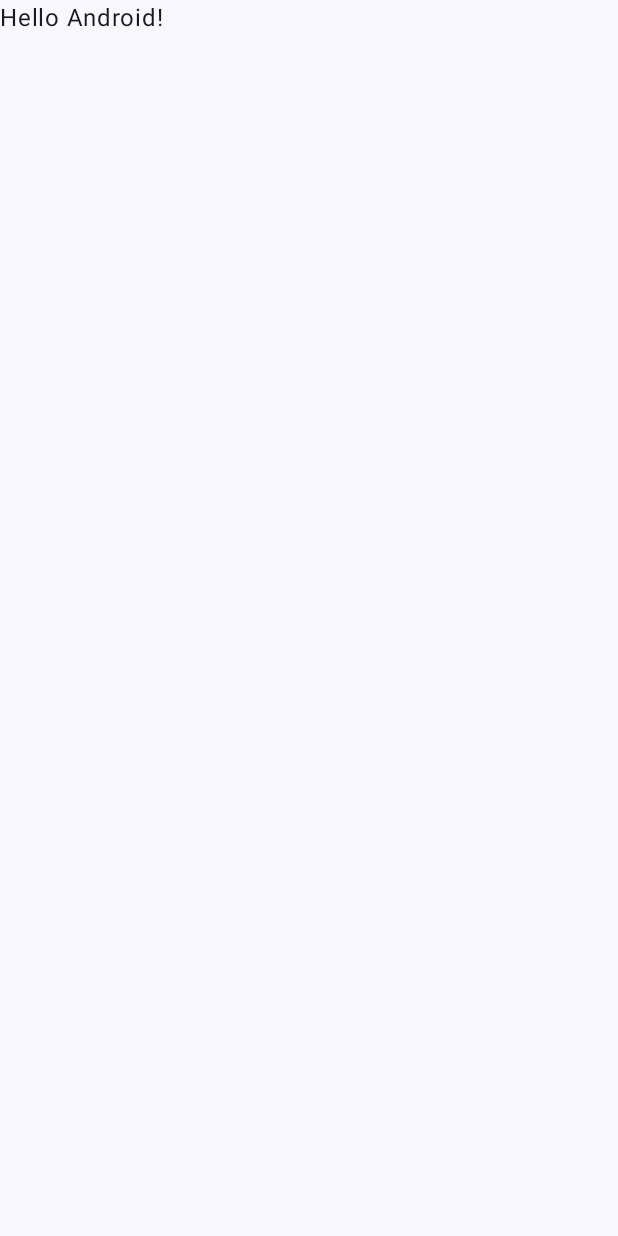
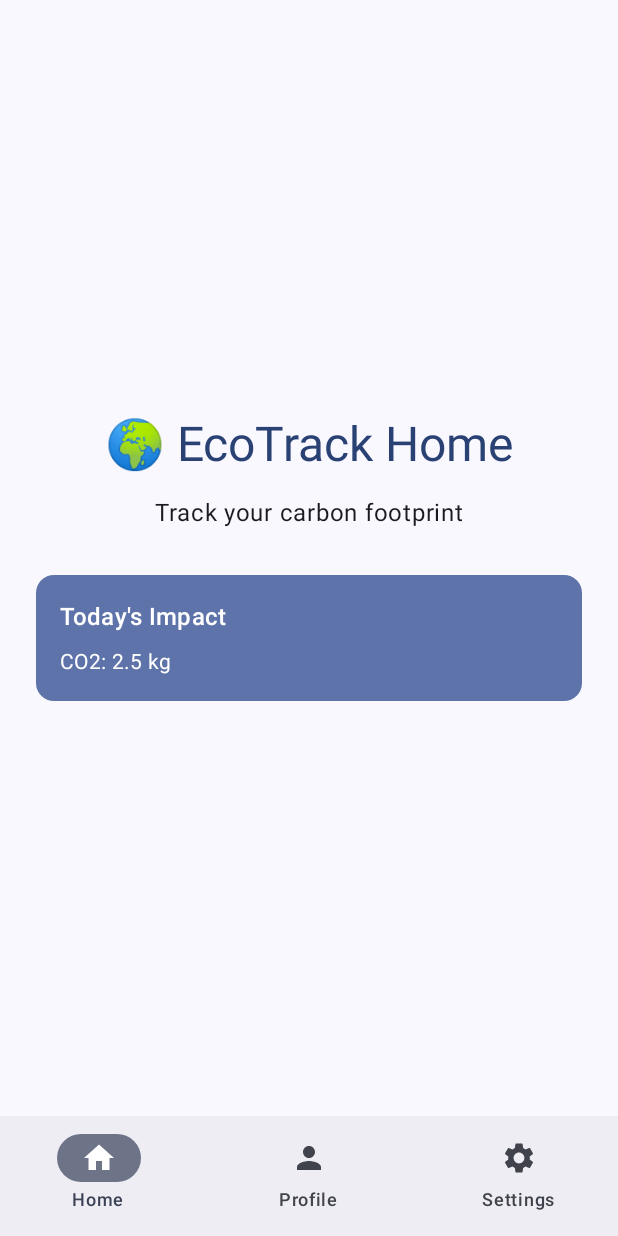
Before and after one commit to Legioner5678/EcoTrack, an Android app built with Jetpack Compose: the screen it shows after launch (MainActivity), on a phone screen of 412 x 824 dp. Before the commit the screen is almost empty. Run offline under Robolectric (Android 15) with nearby library versions, the phone set to English and light mode, and no system bars.

Commit message:
feat: implement navigation with bottom bar

```diff
--- /dev/null
+++ b/app/src/main/java/com/example/ecotrack/BottomNavBar.kt
@@ -0,0 +1,49 @@
+package com.example.ecotrack
+
+import androidx.compose.material.icons.Icons
+import androidx.compose.material.icons.filled.Home
+import androidx.compose.material.icons.filled.Person
+import androidx.compose.material.icons.filled.Settings
+import androidx.compose.material3.*
+import androidx.compose.runtime.Composable
+import androidx.compose.runtime.getValue
+import androidx.compose.ui.graphics.vector.ImageVector
+import androidx.navigation.NavController
+import androidx.navigation.compose.currentBackStackEntryAsState
+
+data class BottomNavItem(
+    val route: String,
+    val icon: ImageVector,
+    val label: String
+)
+
+@Composable
+fun BottomNavigationBar(navController: NavController) {
+    val items = listOf(
+        BottomNavItem(Screen.Home.route, Icons.Default.Home, "Home"),
+        BottomNavItem(Screen.Profile.route, Icons.Default.Person, "Profile"),
+        BottomNavItem(Screen.Settings.route, Icons.Default.Settings, "Settings")
+    )
+
+    NavigationBar {
+        val navBackStackEntry by navController.currentBackStackEntryAsState()
+        val currentRoute = navBackStackEntry?.destination?.route
+
+        items.forEach { item ->
+            NavigationBarItem(
+                icon = { Icon(item.icon, contentDescription = item.label) },
+                label = { Text(item.label) },
+                selected = currentRoute == item.route,
+                onClick = {
+                    navController.navigate(item.route) {
+                        popUpTo(navController.graph.startDestinationId) {
+                            saveState = true
+                        }
+                        launchSingleTop = true
+                        restoreState = true
+                    }
+                }
+            )
+        }
+    }
+}
--- a/app/src/main/java/com/example/ecotrack/MainActivity.kt
+++ b/app/src/main/java/com/example/ecotrack/MainActivity.kt
@@ -4,13 +4,10 @@ import android.os.Bundle
 import androidx.activity.ComponentActivity
 import androidx.activity.compose.setContent
 import androidx.activity.enableEdgeToEdge
-import androidx.compose.foundation.layout.fillMaxSize
 import androidx.compose.foundation.layout.padding
 import androidx.compose.material3.Scaffold
-import androidx.compose.material3.Text
-import androidx.compose.runtime.Composable
 import androidx.compose.ui.Modifier
-import androidx.compose.ui.tooling.preview.Preview
+import androidx.navigation.compose.rememberNavController
 import com.example.ecotrack.ui.theme.EcoTrackTheme
 
 class MainActivity : ComponentActivity() {
@@ -19,9 +16,15 @@ class MainActivity : ComponentActivity() {
         enableEdgeToEdge()
         setContent {
             EcoTrackTheme {
-                Scaffold(modifier = Modifier.fillMaxSize()) { innerPadding ->
-                    Greeting(
-                        name = "Android",
+                val navController = rememberNavController()
+
+                Scaffold(
+                    bottomBar = {
+                        BottomNavigationBar(navController = navController)
+                    }
+                ) { innerPadding ->
+                    NavigationGraph(
+                        navController = navController,
                         modifier = Modifier.padding(innerPadding)
                     )
                 }
@@ -29,19 +32,3 @@ class MainActivity : ComponentActivity() {
         }
     }
 }
-
-@Composable
-fun Greeting(name: String, modifier: Modifier = Modifier) {
-    Text(
-        text = "Hello $name!",
-        modifier = modifier
-    )
-}
-
-@Preview(showBackground = true)
-@Composable
-fun GreetingPreview() {
-    EcoTrackTheme {
-        Greeting("Android")
-    }
-}
--- /dev/null
+++ b/app/src/main/java/com/example/ecotrack/Navigation.kt
@@ -0,0 +1,35 @@
+package com.example.ecotrack
+
+import androidx.compose.runtime.Composable
+import androidx.compose.ui.Modifier
+import androidx.navigation.NavHostController
+import androidx.navigation.compose.NavHost
+import androidx.navigation.compose.composable
+import screens.HomeScreen
+import screens.ProfileScreen
+import screens.SettingsScreen
+
+sealed class Screen(val route: String) {
+    data object Home : Screen("home")
+    data object Profile : Screen("profile")
+    data object Settings : Screen("settings")
+}
+
+@Composable
+fun NavigationGraph(navController: NavHostController, modifier: Modifier = Modifier) {
+    NavHost(
+        navController = navController,
+        startDestination = Screen.Home.route,
+        modifier = modifier
+    ) {
+        composable(Screen.Home.route) {
+            HomeScreen()
+        }
+        composable(Screen.Profile.route) {
+            ProfileScreen()
+        }
+        composable(Screen.Settings.route) {
+            SettingsScreen()
+        }
+    }
+}
--- a/app/src/main/java/com/example/ecotrack/ui/theme/Color.kt
+++ b/app/src/main/java/com/example/ecotrack/ui/theme/Color.kt
@@ -9,3 +9,7 @@ val Pink80 = Color(0xFFEFB8C8)
 val Purple40 = Color(0xFF6650a4)
 val PurpleGrey40 = Color(0xFF625b71)
 val Pink40 = Color(0xFF7D5260)
+
+val PrimaryGreen = Color(0xFF2E7D32)
+val LightGreen = Color(0xFFA5D6A7)
+val DarkGreen = Color(0xFF1B5E20)
--- /dev/null
+++ b/app/src/main/java/screens/Homescreen.kt
@@ -0,0 +1,43 @@
+package screens
+
+import androidx.compose.foundation.layout.*
+import androidx.compose.material3.*
+import androidx.compose.runtime.Composable
+import androidx.compose.ui.Alignment
+import androidx.compose.ui.Modifier
+import androidx.compose.ui.unit.dp
+
+@Composable
+fun HomeScreen() {
+    Column(
+        modifier = Modifier
+            .fillMaxSize()
+            .padding(24.dp),
+        horizontalAlignment = Alignment.CenterHorizontally,
+        verticalArrangement = Arrangement.Center
+    ) {
+        Text(
+            text = "🌍 EcoTrack Home",
+            style = MaterialTheme.typography.headlineLarge,
+            color = MaterialTheme.colorScheme.primary
+        )
+        Spacer(modifier = Modifier.height(16.dp))
+        Text(
+            text = "Track your carbon footprint",
+            style = MaterialTheme.typography.bodyLarge
+        )
+        Spacer(modifier = Modifier.height(32.dp))
+        Card(
+            modifier = Modifier.fillMaxWidth(),
+            colors = CardDefaults.cardColors(
+                containerColor = MaterialTheme.colorScheme.primaryContainer
+            )
+        ) {
+            Column(modifier = Modifier.padding(16.dp)) {
+                Text("Today's Impact", style = MaterialTheme.typography.titleMedium)
+                Spacer(modifier = Modifier.height(8.dp))
+                Text("CO2: 2.5 kg", style = MaterialTheme.typography.bodyMedium)
+            }
+        }
+    }
+}
```
Also changed, not shown: app/build.gradle.kts (+6 -3 lines), app/src/main/java/screens/ProfileScreen.kt (added, +37 -0 lines), app/src/main/java/screens/SettingScreen.kt (added, +33 -0 lines), build.gradle.kts (+5 -73 lines), app/src/main/AndroidManifest.xml (line endings or trailing spaces), app/src/main/java/com/example/ecotrack/ui/theme/Theme.kt (line endings or trailing spaces).
